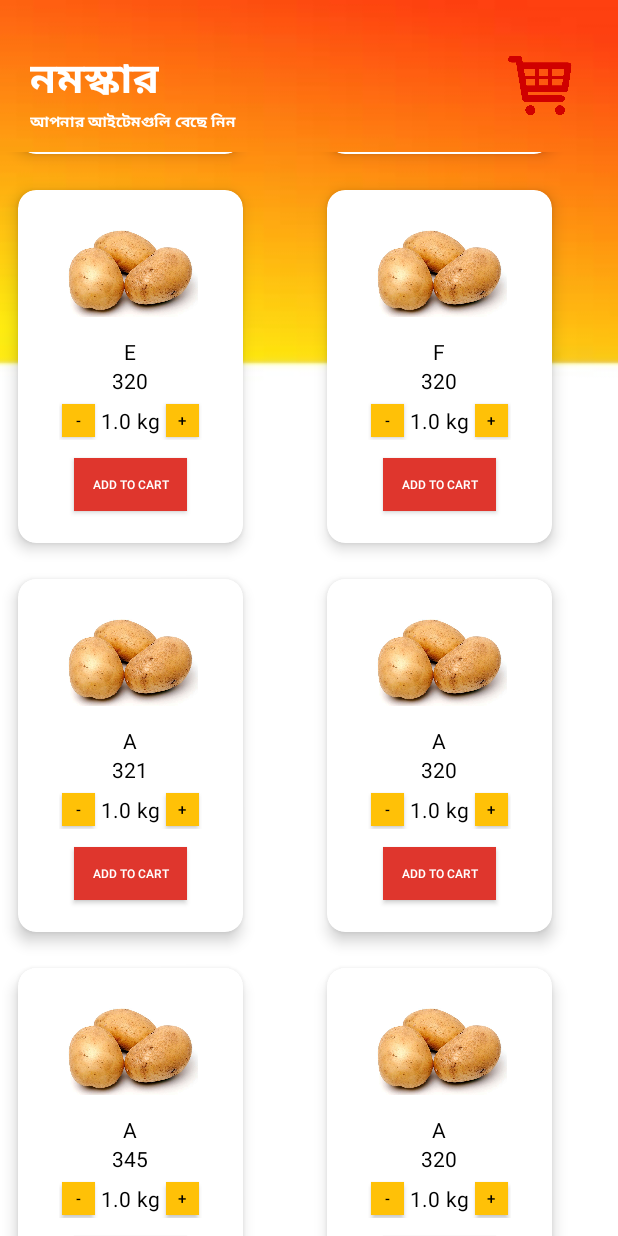
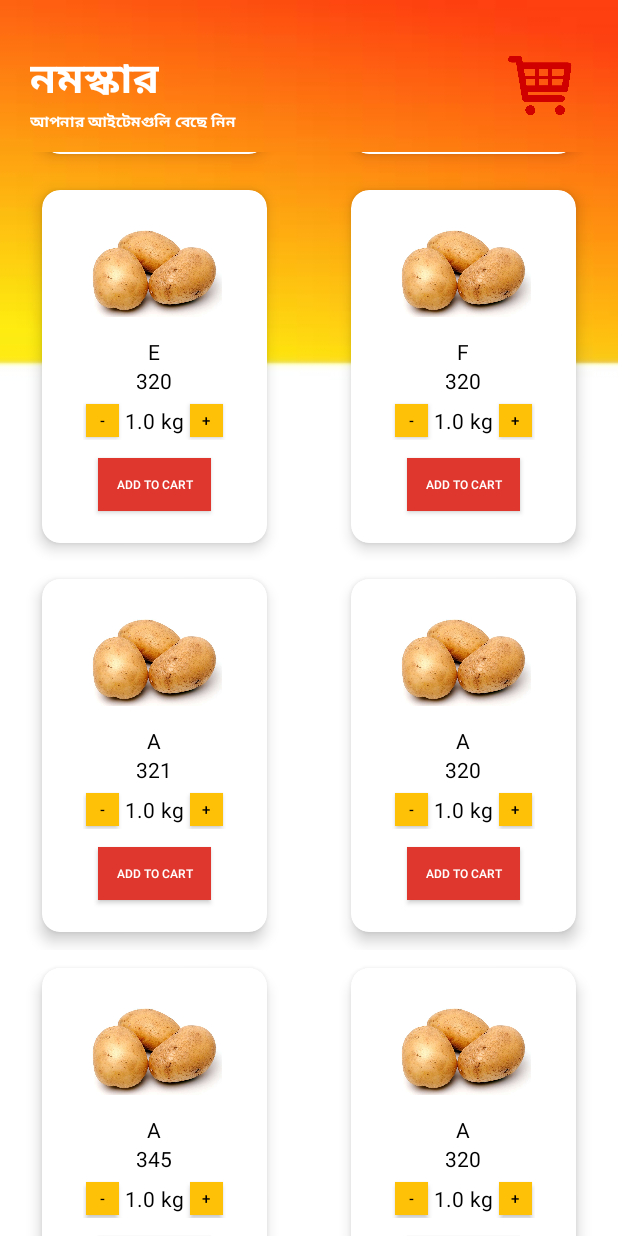
Before and after one commit to anubhab-d/sastagoldari, an Android app: the MainActivity screen opened directly, with no data from a screen before it, scrolled down 505 dp, on a phone screen of 412 x 824 dp. Run offline under Robolectric (Android 15) with nearby library versions, the phone set to English and light mode, and no system bars; Roboto replaces fonts that are not available here.

Commit message:
UI problem fixed

```diff
--- a/app/src/main/java/com/example/android/grocery/MainActivity.java
+++ b/app/src/main/java/com/example/android/grocery/MainActivity.java
@@ -23,7 +23,7 @@ public class MainActivity extends AppCompatActivity {
     protected void onCreate(Bundle savedInstanceState) {
         super.onCreate(savedInstanceState);
         setContentView(R.layout.activity_main);
-list.add(new SellingItems("A","320"));
+list.add(new SellingItems("Ahgvhgvhgvgvhghgvhhgvhg","320"));
 list.add(new SellingItems("B","320"));
 list.add(new SellingItems("c","320"));
 list.add(new SellingItems("D","320"));
--- a/app/src/main/res/layout/list_item.xml
+++ b/app/src/main/res/layout/list_item.xml
@@ -1,10 +1,13 @@
 <?xml version="1.0" encoding="utf-8"?>
-<androidx.cardview.widget.CardView
-
+<RelativeLayout
     xmlns:android="http://schemas.android.com/apk/res/android"
     xmlns:app="http://schemas.android.com/apk/res-auto"
+    android:layout_width="match_parent"
+    android:layout_height="wrap_content">
+<androidx.cardview.widget.CardView
     android:layout_width="150dp"
     android:layout_height="235dp"
+    android:layout_centerHorizontal="true"
     android:layout_margin="12dp"
     app:cardCornerRadius="12dp"
     app:cardElevation="6dp">
@@ -38,6 +41,8 @@
                 android:layout_marginTop="12dp"
                 android:gravity="center"
                 android:text="আলু"
+                android:lines="1"
+                android:ellipsize="end"
                 android:textColor="#000000" />
 
             <TextView
@@ -45,6 +50,7 @@
                 android:layout_width="wrap_content"
                 android:layout_height="wrap_content"
                 android:gravity="center"
+                android:layout_gravity="center"
                 android:text="₹20/kg"
                 android:textColor="#000000" />
         </LinearLayout>
@@ -121,3 +127,4 @@
             android:textSize="8sp" />
     </LinearLayout>
 </androidx.cardview.widget.CardView>
+</RelativeLayout>
```
